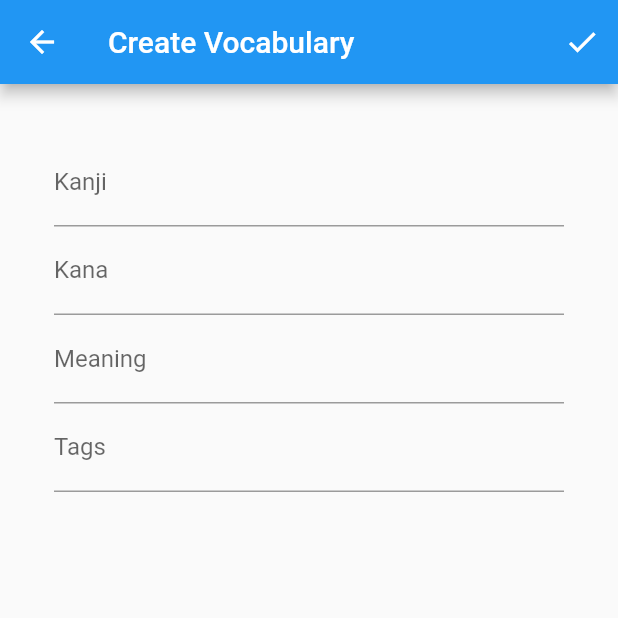
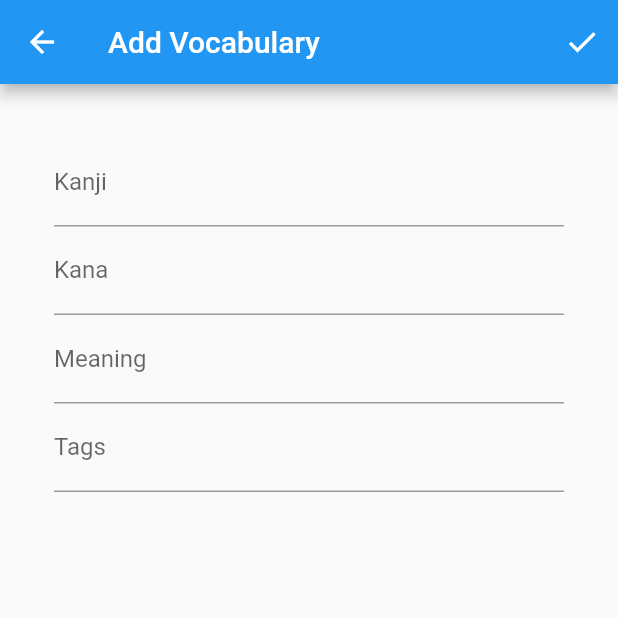
Before and after one commit to hlwanhoj/Nihongo, a Flutter app: the WordCardEditView screen opened directly, on a phone screen of 412 x 824 dp, the top half of it. Run offline on Flutter 3.47's test engine with Material 2 defaults, Android fonts, the phone set to English and light mode, and no system bars; our stand-ins replace equatable, flutter_bloc, rxdart; generated files the repository leaves out were written again.

Commit message:
Update word edit page minor UI

```diff
--- a/lib/l10n/app_en.arb
+++ b/lib/l10n/app_en.arb
@@ -2,7 +2,7 @@
     "commonDialogButtonYes": "Yes",
     "commonDialogButtonNo": "No",
     "wordCardListButtonNextCard": "Next Card",
-    "wordCardEditTitle": "Create Vocabulary",
+    "wordCardEditTitle": "Update Vocabulary",
     "wordCardEditFieldKanjiTitle": "Kanji",
     "wordCardEditFieldKanjiErrorNull": "Cannot be empty",
     "wordCardEditFieldKanaTitle": "Kana",
@@ -11,5 +11,6 @@
     "wordCardEditFieldMeaningTitle": "Meaning",
     "wordCardEditFieldTagsTitle": "Tags",
     "wordCardEditFieldTagsPlaceholder": "Separate the tags by comma",
-    "wordCardEditDialogDeleteTitle": "Do you want to remove this word permanently?"
+    "wordCardEditDialogDeleteTitle": "Do you want to remove this word permanently?",
+    "wordCardAddTitle": "Add Vocabulary"
 }
--- a/lib/word_card_flow/word_card_edit_page/word_card_edit_page.dart
+++ b/lib/word_card_flow/word_card_edit_page/word_card_edit_page.dart
@@ -61,6 +61,31 @@ class _WordCardEditViewState extends State<WordCardEditView> {
   String _meaning = '';
   String _tagsString = '';
 
+  //
+
+  static CharacterAccent? _getNextAccent(CharacterAccent? accent) {
+    if (accent != null) {
+      switch (accent) {
+        case CharacterAccent.plain:
+          return CharacterAccent.fall;
+        case CharacterAccent.fall:
+          return null;
+      }
+    } else {
+      return CharacterAccent.plain;
+    }
+  }
+
+  String getNavigationTitle(BuildContext context) {
+    if (widget.word == null) {
+      return AppLocalizations.of(context)?.wordCardAddTitle ?? '';
+    } else {
+      return AppLocalizations.of(context)?.wordCardEditTitle ?? '';
+    }
+  }
+
+  //
+
   @override
   void initState() {
     super.initState();
@@ -85,7 +110,7 @@ class _WordCardEditViewState extends State<WordCardEditView> {
     final word = widget.word;
     return Scaffold(
       appBar: AppBar(
-        title: Text(AppLocalizations.of(context)?.wordCardEditTitle ?? ''),
+        title: Text(getNavigationTitle(context)),
         actions: [
           if (word != null)
             IconButton(
@@ -167,6 +192,8 @@ class _WordCardEditViewState extends State<WordCardEditView> {
                   return null;
                 },
               ),
+
+              // Accents
               if (_kana.isNotEmpty)
                 // Force the column as wide as the parent
                 SizedBox(
@@ -175,7 +202,7 @@ class _WordCardEditViewState extends State<WordCardEditView> {
                     crossAxisAlignment: CrossAxisAlignment.start,
                     children: [
                       Padding(
-                        padding: const EdgeInsets.only(top: 12),
+                        padding: const EdgeInsets.only(top: 12, bottom: 8),
                         child: Text(
                           AppLocalizations.of(context)?.wordCardEditFieldAccentsTitle ?? '',
                         ),
@@ -199,10 +226,12 @@ class _WordCardEditViewState extends State<WordCardEditView> {
                     ],
                   ),
                 ),
+
               TextFormField(
                 decoration: InputDecoration(
                   labelText: AppLocalizations.of(context)?.wordCardEditFieldMeaningTitle,
                 ),
+                textCapitalization: TextCapitalization.sentences,
                 textInputAction: TextInputAction.newline,
                 maxLines: null,
                 initialValue: _meaning,
@@ -222,19 +251,4 @@ class _WordCardEditViewState extends State<WordCardEditView> {
       ),
     );
   }
-
-  //
-
-  static CharacterAccent? _getNextAccent(CharacterAccent? accent) {
-    if (accent != null) {
-      switch (accent) {
-        case CharacterAccent.plain:
-          return CharacterAccent.fall;
-        case CharacterAccent.fall:
-          return null;
-      }
-    } else {
-      return CharacterAccent.plain;
-    }
-  }
 }
```
